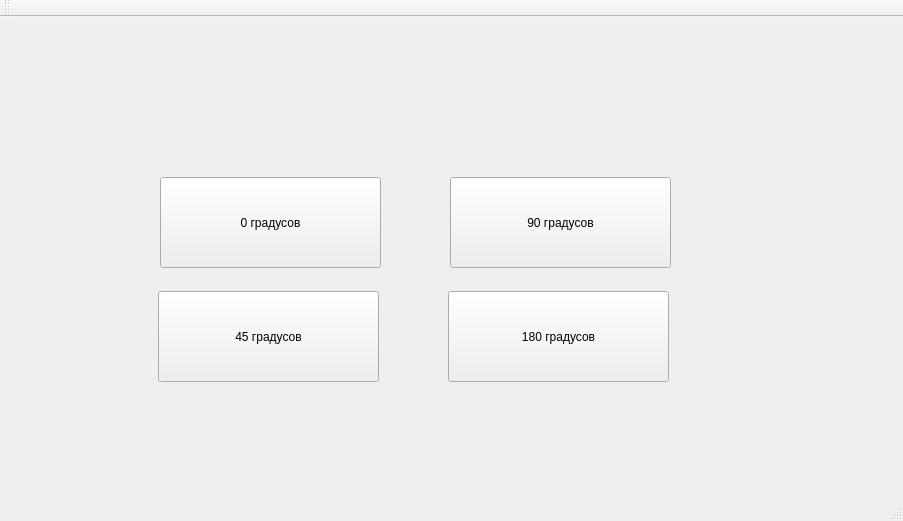
AlmazDefourten/arduino_serialport, file mainwindow.ui: the form before one commit.
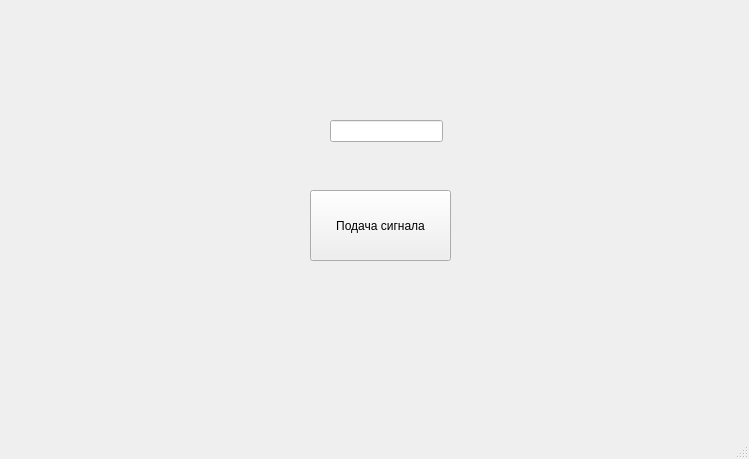
The form after the commit.

Commit message: Просто кнопка.

```diff
--- a/mainwindow.ui
+++ b/mainwindow.ui
@@ -6,8 +6,8 @@
    <rect>
     <x>0</x>
     <y>0</y>
-    <width>903</width>
-    <height>521</height>
+    <width>749</width>
+    <height>459</height>
    </rect>
   </property>
   <property name="windowTitle">
@@ -17,53 +17,24 @@
    <widget class="QPushButton" name="pushButton">
     <property name="geometry">
      <rect>
-      <x>450</x>
-      <y>160</y>
-      <width>221</width>
-      <height>91</height>
+      <x>310</x>
+      <y>190</y>
+      <width>141</width>
+      <height>71</height>
      </rect>
     </property>
     <property name="text">
-     <string>90 градусов</string>
+     <string>Подача сигнала</string>
     </property>
    </widget>
-   <widget class="QPushButton" name="pushButton_2">
+   <widget class="QLineEdit" name="lineEdit">
     <property name="geometry">
      <rect>
-      <x>160</x>
-      <y>160</y>
-      <width>221</width>
-      <height>91</height>
+      <x>330</x>
+      <y>120</y>
+      <width>113</width>
+      <height>22</height>
      </rect>
-    </property>
-    <property name="text">
-     <string>0 градусов</string>
-    </property>
-   </widget>
-   <widget class="QPushButton" name="pushButton_3">
-    <property name="geometry">
-     <rect>
-      <x>158</x>
-      <y>274</y>
-      <width>221</width>
-      <height>91</height>
-     </rect>
-    </property>
-    <property name="text">
-     <string>45 градусов</string>
-    </property>
-   </widget>
-   <widget class="QPushButton" name="pushButton_4">
-    <property name="geometry">
-     <rect>
-      <x>448</x>
-      <y>274</y>
-      <width>221</width>
-      <height>91</height>
-     </rect>
-    </property>
-    <property name="text">
-     <string>180 градусов</string>
     </property>
    </widget>
   </widget>
@@ -77,17 +48,8 @@
     </rect>
    </property>
   </widget>
-  <widget class="QToolBar" name="mainToolBar">
-   <attribute name="toolBarArea">
-    <enum>TopToolBarArea</enum>
-   </attribute>
-   <attribute name="toolBarBreak">
-    <bool>false</bool>
-   </attribute>
-  </widget>
-  <widget class="QStatusBar" name="statusBar"/>
+  <widget class="QStatusBar" name="statusbar"/>
  </widget>
- <layoutdefault spacing="6" margin="11"/>
  <resources/>
  <connections/>
 </ui>
```
Left out of the diff: 8 changed lines with no effect on the pictures.
